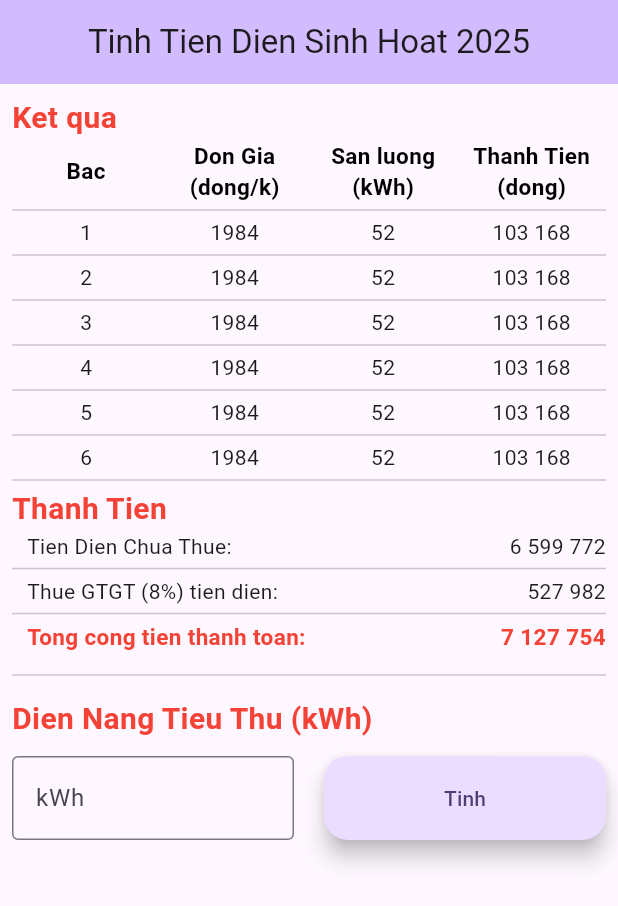
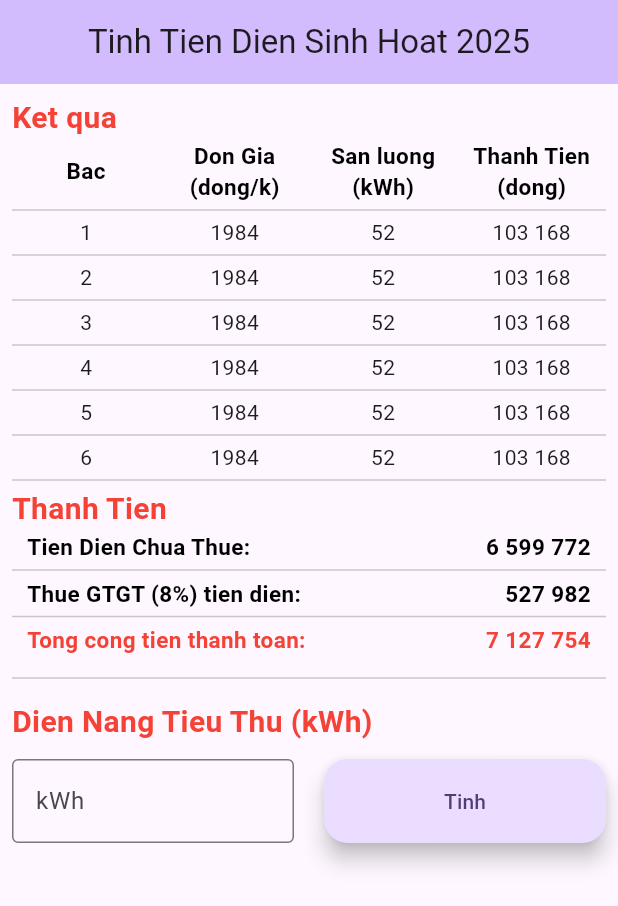
Before and after one commit to dophatgl/evn-calculator, a Flutter app: the screen it shows after launch, on a phone screen of 412 x 824 dp. Shown: the top 906 px of the screen. Run offline on Flutter 3.47's test engine with Material 3 defaults, Android fonts, the phone set to English and light mode, and no system bars.

Commit message:
update UI

```diff
--- a/evn_calculator_app/lib/main.dart
+++ b/evn_calculator_app/lib/main.dart
@@ -141,27 +141,44 @@ class _MyHomePageState extends State<MyHomePage> {
             Divider(height: 10),
             Text("Thanh Tien", style: AppTextStyle.header),
             Padding(
-              padding: const EdgeInsets.only(left: 10.0),
+              padding: const EdgeInsets.only(left: 10.0, right: 10),
               child: Row(
                 children: [
-                  _Item("Tien Dien Chua Thue:", textAlign: TextAlign.left),
-                  _Item("6 599 772", textAlign: TextAlign.right),
+                  _Item(
+                    "Tien Dien Chua Thue:",
+                    textAlign: TextAlign.left,
+                    textStyle: AppTextStyle.boldLabel,
+                  ),
+                  _Item(
+                    "6 599 772",
+                    textAlign: TextAlign.right,
+                    textStyle: AppTextStyle.boldLabel,
+                  ),
                 ],
               ),
             ),
             Divider(height: 10),
             Padding(
-              padding: const EdgeInsets.only(left: 10.0),
+              padding: const EdgeInsets.only(left: 10.0, right: 10),
               child: Row(
                 children: [
-                  _Item("Thue GTGT (8%) tien dien:", textAlign: TextAlign.left),
-                  _Item("527 982", textAlign: TextAlign.right),
+                  _Item(
+                    "Thue GTGT (8%) tien dien:",
+                    textAlign: TextAlign.left,
+                    textStyle: AppTextStyle.boldLabel,
+                  ),
+                  _Item(
+                    "527 982",
+                    textAlign: TextAlign.right,
+                    textStyle: AppTextStyle.boldLabel,
+                  ),
                 ],
               ),
             ),
             Divider(height: 10),
             Padding(
-              padding: const EdgeInsets.only(left: 10.0),
+              padding: const EdgeInsets.only(left: 10.0, right: 10.0),
+
               child: Row(
                 children: [
                   _Item(
```
